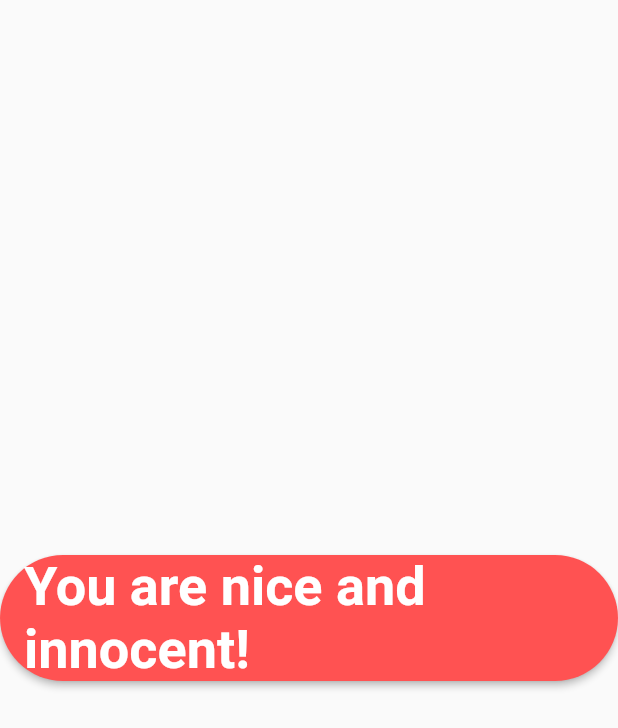
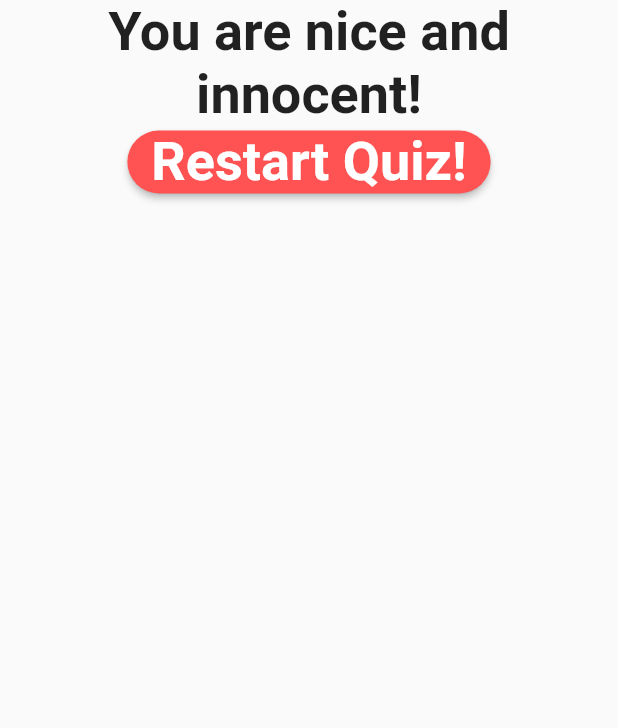
Before and after one commit to sarveshsrv/quizz_app, a Flutter app: the Result widget shown alone on an empty page, opened directly with empty values, on a phone screen of 412 x 824 dp. Shown: the top 728 px of the screen. Run offline on Flutter 3.47's test engine with Material 2 defaults, Android fonts, the phone set to English and light mode, and no system bars.

Commit message:
Result feature added

```diff
--- a/lib/result.dart
+++ b/lib/result.dart
@@ -6,22 +6,48 @@ class Result extends StatelessWidget {
 
   Result(this.resultScore, this.resetHandler);
 
-  String get resultPhrase{
+  String get resultPhrase {
     String resultText;
-  if(resultScore<=10){
-    resultText="You are nice and innocent!";
-  }
-  else if(resultScore>10 && resultScore<=15){
-    resultText="You are pretty likeable!";
-  }
-  else {
-    resultText="You are bad!";
+    if (resultScore <= 10) {
+      resultText = "You are nice and innocent!";
+    } else if (resultScore > 10 && resultScore <= 15) {
+      resultText = "You are pretty likeable!";
+    } else {
+      resultText = "You are bad!";
     }
     return resultText;
   }
+
   @override
   Widget build(BuildContext context) {
+
  return Center(
+      child: Column(
+        children: <Widget>[
+          Text(
+            resultPhrase,
+            style: TextStyle(fontSize: 36, fontWeight: FontWeight.bold),
+            textAlign: TextAlign.center,
+          ),
+          RaisedButton(
+        color: Colors.redAccent,
+        shape:
+            RoundedRectangleBorder(borderRadius: BorderRadius.circular(50.0)),
+        textColor: Colors.white,
+        child: Text(
+          'Restart Quiz!',
+          style: TextStyle(fontSize: 36, fontWeight: FontWeight.bold),
+        ),
+        onPressed: resetHandler,
+      ),
+        ],
+      ),
+    );
+  }
+}
+
+///Myt code
+ /* return Center(
       child: RaisedButton(
         color: Colors.redAccent,
         shape:
@@ -31,8 +57,30 @@ class Result extends StatelessWidget {
           resultPhrase,
           style: TextStyle(fontSize: 36, fontWeight: FontWeight.bold),
         ),
-        onPressed: () {},
+        onPressed: resetHandler,
       ),
     );
   }
+}*/
+
+//File code
+   /* return Center(
+      child: Column(
+        children: <Widget>[
+          Text(
+            resultPhrase,
+            style: TextStyle(fontSize: 36, fontWeight: FontWeight.bold),
+            textAlign: TextAlign.center,
+          ),
+          FlatButton(
+            child: Text(
+              'Restart Quiz!',
+            ),
+            textColor: Colors.blue,
+            onPressed: resetHandler,
+          ),
+        ],
+      ),
+    );
   }
+}*/
```
Lines whose indentation alone changed are shown as unchanged.
